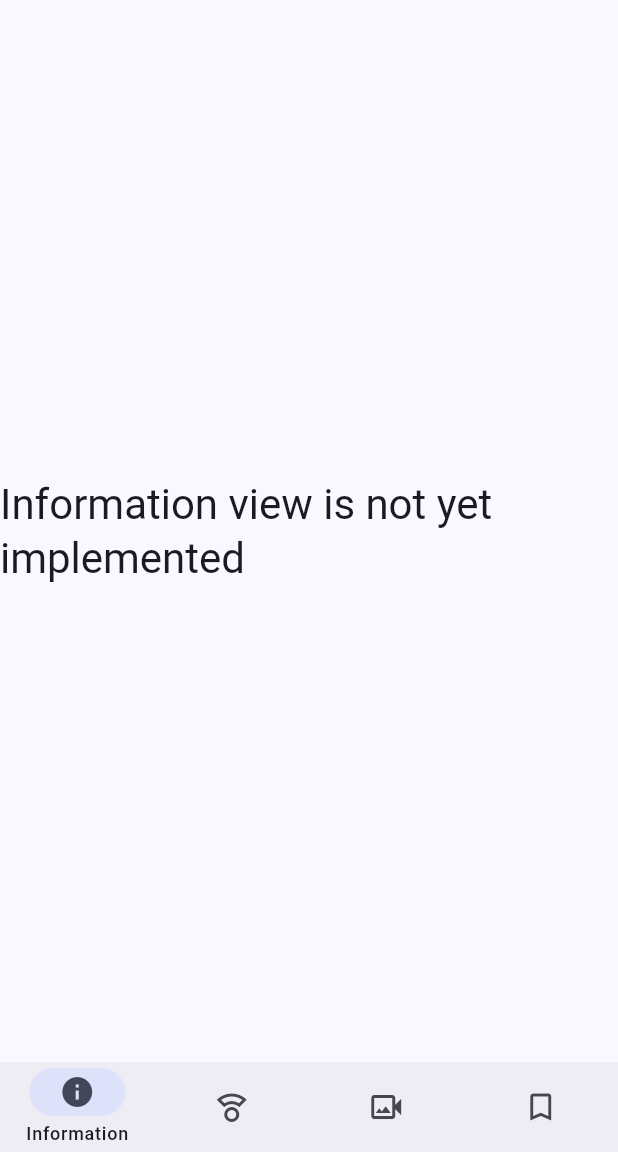
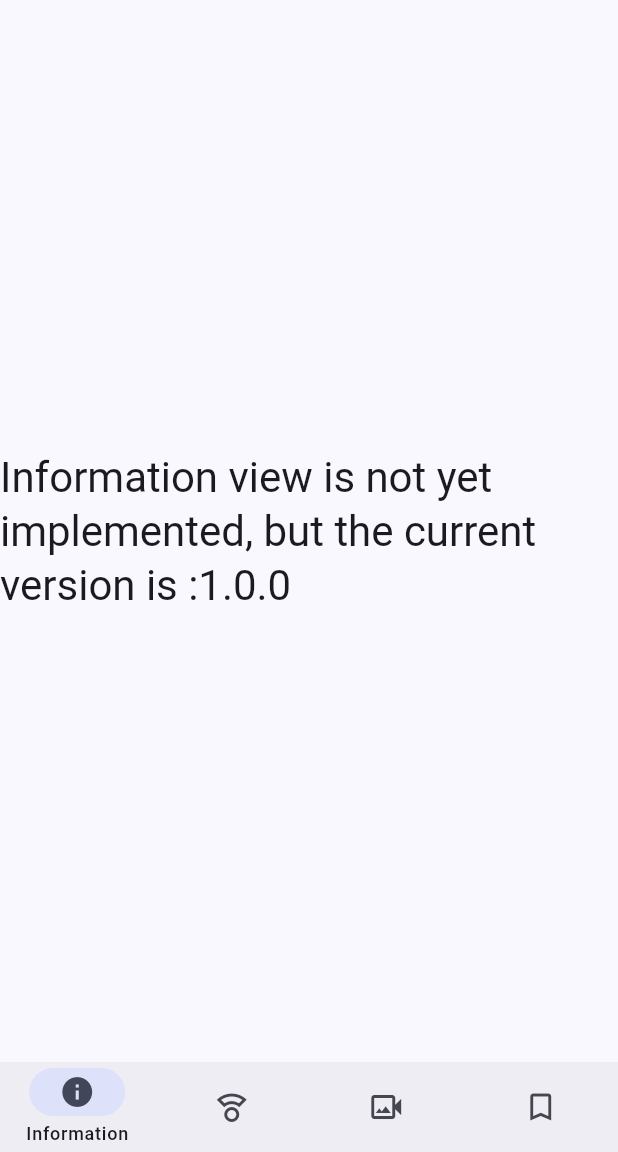
Before and after one commit to randomscience/c4k_daq_app, a Flutter app: the screen it shows after launch, on a phone screen of 412 x 824 dp, the part 84-1236 px from its top. Run offline on Flutter 3.47's test engine with Material 2 defaults, Android fonts, the phone set to English and light mode, and no system bars; our stand-ins replace camera, package_info_plus.

Commit message:
code cleanup

```diff
--- a/lib/Calibration.dart
+++ b/lib/Calibration.dart
@@ -1,4 +1,5 @@
-import 'package:flutter/material.dart';
+import 'package:flutter/material.dart'
+    show BuildContext, Center, State, StatefulWidget, Text, Theme, Widget;
 
 class Calibration extends StatefulWidget {
   const Calibration({super.key});
--- a/lib/Library.dart
+++ b/lib/Library.dart
@@ -1,4 +1,5 @@
-import 'package:flutter/material.dart';
+import 'package:flutter/material.dart'
+    show BuildContext, Center, State, StatefulWidget, Text, Theme, Widget;
 
 class Library extends StatefulWidget {
   const Library({super.key});
--- a/lib/information.dart
+++ b/lib/information.dart
@@ -1,17 +1,32 @@
 import 'package:flutter/material.dart';
+import 'package:package_info_plus/package_info_plus.dart';
 
 class Information extends StatefulWidget {
   const Information({super.key});
+
   @override
   State<Information> createState() => _Information();
 }
 
-// TODO floating overlay https://pub.dev/packages/floating_overlay
 class _Information extends State<Information> {
+  String version = 'seems empty guy';
+
+  _getVersion() async {
+    PackageInfo packageInfo = await PackageInfo.fromPlatform();
+    setState(() => version = packageInfo.version.toString());
+  }
+
+  @override
+  void initState() {
+    super.initState();
+    _getVersion();
+  }
+
   @override
   Widget build(BuildContext context) {
     return Center(
-        child: Text("Information view is not yet implemented",
+        child: Text(
+            "Information view is not yet implemented, but the current version is :$version ",
             style: Theme.of(context).textTheme.headlineMedium));
   }
 }
--- a/pubspec.yaml
+++ b/pubspec.yaml
@@ -43,6 +43,7 @@ dependencies:
   amplify_storage_s3: ^1.3.3
   http: ^0.13.6
   uuid: ^3.0.7
+  package_info_plus: ^1.0.2
 
 dev_dependencies:
   flutter_test:
```
Also changed, not shown: lib/constants.dart (added, +19 -0 lines), lib/measurement_stepper.dart (+11 -11 lines), lib/new_recording.dart (+12 -18 lines), lib/validated_text_input.dart (+8 -8 lines).
